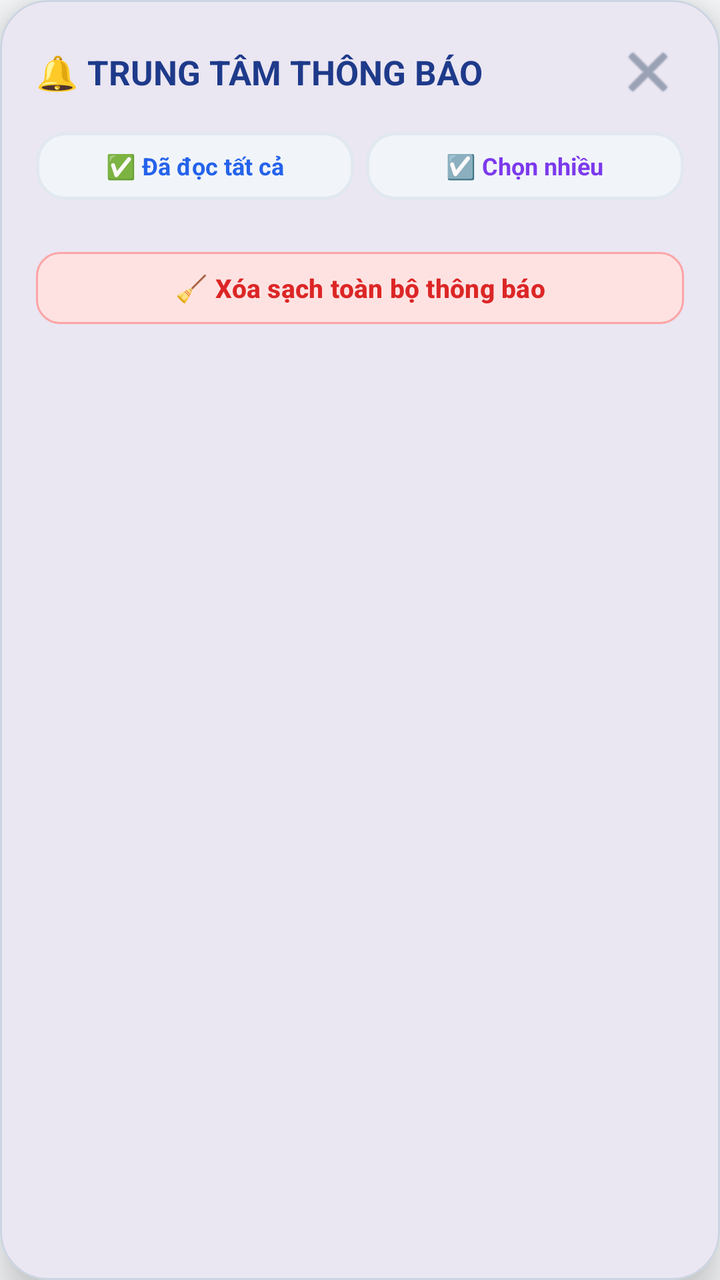
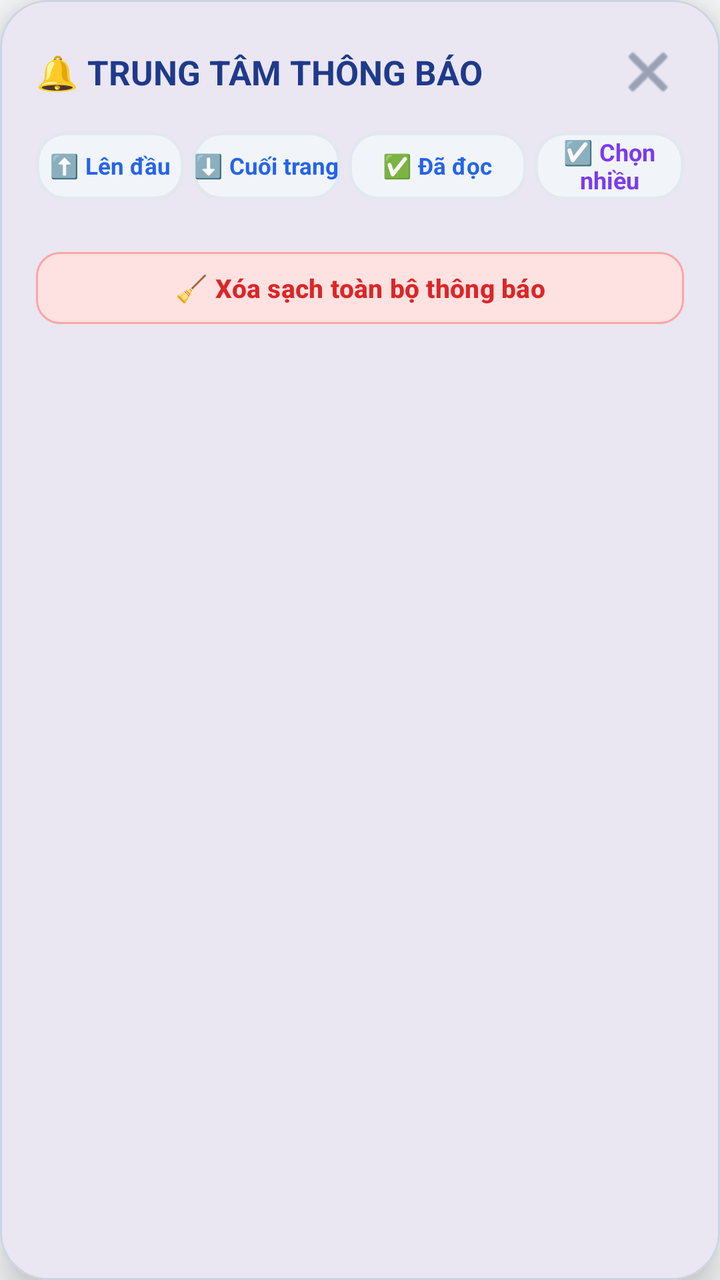

Compare the two renders of this Android layout. The source of the first and the diff that turns it into the second are given below.
<!-- AndroidManifest.xml: application theme Theme.LectuPlan -->
<!-- res/layout/dialog_notification_center.xml -->
<?xml version="1.0" encoding="utf-8"?>
<com.google.android.material.card.MaterialCardView
    xmlns:android="http://schemas.android.com/apk/res/android"
    xmlns:app="http://schemas.android.com/apk/res-auto"
    android:layout_width="match_parent"
    android:layout_height="wrap_content"
    android:layout_margin="12dp"
    app:cardCornerRadius="24dp"
    app:cardElevation="12dp"
    app:strokeWidth="1dp"
    app:strokeColor="@color/border_default"
    app:cardBackgroundColor="@color/surface_card">

    <LinearLayout
        android:layout_width="match_parent"
        android:layout_height="wrap_content"
        android:orientation="vertical"
        android:padding="18dp">

        
        <LinearLayout
            android:layout_width="match_parent"
            android:layout_height="wrap_content"
            android:orientation="horizontal"
            android:gravity="center_vertical"
            android:layout_marginBottom="12dp">

            <TextView
                android:layout_width="0dp"
                android:layout_height="wrap_content"
                android:layout_weight="1"
                android:text="🔔 TRUNG TÂM THÔNG BÁO"
                android:textSize="17sp"
                android:textStyle="bold"
                android:textColor="@color/tab_header_title" />

            <ImageButton
                android:id="@+id/btnCloseNotifCenterTop"
                android:layout_width="36dp"
                android:layout_height="36dp"
                android:background="?android:attr/selectableItemBackgroundBorderless"
                android:contentDescription="Đóng"
                android:src="@android:drawable/ic_menu_close_clear_cancel"
                app:tint="@color/nav_item_unselected_tint" />
        </LinearLayout>

        
        <LinearLayout
            android:id="@+id/layoutNotifTopActions"
            android:layout_width="match_parent"
            android:layout_height="wrap_content"
            android:orientation="horizontal"
            android:gravity="center_vertical"
            android:layout_marginBottom="10dp">

            <TextView
                android:id="@+id/btnMarkAllRead"
                android:layout_width="0dp"
                android:layout_height="34dp"
                android:layout_weight="1"
                android:background="@drawable/bg_search_input"
                android:gravity="center"
                android:text="✅ Đã đọc tất cả"
                android:textColor="#2563EB"
                android:textSize="12sp"
                android:textStyle="bold"
                android:clickable="true"
                android:focusable="true"
                android:layout_marginEnd="6dp" />

            <TextView
                android:id="@+id/btnEnableNotifMultiSelect"
                android:layout_width="0dp"
                android:layout_height="34dp"
                android:layout_weight="1"
                android:background="@drawable/bg_search_input"
                android:gravity="center"
                android:text="☑️ Chọn nhiều"
                android:textColor="@color/accent_purple"
                android:textSize="12sp"
                android:textStyle="bold"
                android:clickable="true"
                android:focusable="true" />
        </LinearLayout>

        
        <com.google.android.material.card.MaterialCardView
            android:id="@+id/layoutNotifMultiSelectBar"
            android:layout_width="match_parent"
            android:layout_height="wrap_content"
            android:visibility="gone"
            android:layout_marginBottom="10dp"
            app:cardCornerRadius="12dp"
            app:cardElevation="2dp"
            app:cardBackgroundColor="#FEF2F2"
            app:strokeColor="#FCA5A5"
            app:strokeWidth="1dp">

            <LinearLayout
                android:layout_width="match_parent"
                android:layout_height="wrap_content"
                android:orientation="horizontal"
                android:gravity="center_vertical"
                android:padding="8dp">

                <TextView
                    android:id="@+id/tvNotifSelectedCount"
                    android:layout_width="0dp"
                    android:layout_height="wrap_content"
                    android:layout_weight="1"
                    android:text="Đã chọn: 0"
                    android:textColor="#991B1B"
                    android:textSize="12sp"
                    android:textStyle="bold"
                    android:paddingStart="6dp" />

                <Button
                    android:id="@+id/btnNotifSelectAll"
                    android:layout_width="wrap_content"
                    android:layout_height="32dp"
                    android:text="Tất cả"
                    android:textSize="11sp"
                    android:backgroundTint="#EF4444"
                    android:textColor="#FFFFFF"
                    app:cornerRadius="6dp"
                    android:layout_marginEnd="4dp" />

                <Button
                    android:id="@+id/btnNotifBatchDelete"
                    android:layout_width="wrap_content"
                    android:layout_height="32dp"
                    android:text="🔴 Xóa"
                    android:textSize="11sp"
                    android:backgroundTint="#DC2626"
                    android:textColor="#FFFFFF"
                    app:cornerRadius="6dp"
                    android:layout_marginEnd="4dp" />

                <Button
                    android:id="@+id/btnNotifCancelMultiSelect"
                    android:layout_width="wrap_content"
                    android:layout_height="32dp"
                    android:text="Hủy"
                    android:textSize="11sp"
                    android:backgroundTint="#64748B"
                    android:textColor="#FFFFFF"
                    app:cornerRadius="6dp" />
            </LinearLayout>
        </com.google.android.material.card.MaterialCardView>

        
        <androidx.recyclerview.widget.RecyclerView
            android:id="@+id/rvNotifications"
            android:layout_width="match_parent"
            android:layout_height="0dp"
            android:layout_weight="1"
            android:scrollbars="vertical"
            android:layout_marginBottom="12dp" />

        <TextView
            android:id="@+id/tvNotifEmpty"
            android:layout_width="match_parent"
            android:layout_height="0dp"
            android:layout_weight="1"
            android:gravity="center"
            android:text="🔔 Chưa có thông báo nào."
            android:textColor="@color/text_tertiary"
            android:textSize="14sp"
            android:visibility="gone" />

        
        <Button
            android:id="@+id/btnClearAllNotifs"
            android:layout_width="match_parent"
            android:layout_height="44dp"
            android:text="🧹 Xóa sạch toàn bộ thông báo"
            android:textColor="#DC2626"
            android:backgroundTint="#FEE2E2"
            android:textSize="13sp"
            android:textStyle="bold"
            style="?attr/materialButtonOutlinedStyle"
            app:strokeColor="#FCA5A5"
            app:strokeWidth="1dp"
            app:cornerRadius="12dp" />

    </LinearLayout>
</com.google.android.material.card.MaterialCardView>
<!-- resources referenced by this layout -->
<resources>
  <color name="accent_purple">#7C3AED</color>
  <color name="border_default">#CBD5E1</color>
  <color name="nav_item_unselected_tint">#64748B</color>
  <color name="surface_card">#FFFFFF</color>
  <color name="tab_header_title">#1E3A8A</color>
  <color name="text_tertiary">#64748B</color>
  <!-- drawable bg_search_input (drawable) -->
  <?xml version="1.0" encoding="utf-8"?>
  <shape xmlns:android="http://schemas.android.com/apk/res/android"
      android:shape="rectangle">
      <solid android:color="@color/surface_card_secondary" />
      <corners android:radius="14dp" />
      <stroke
          android:width="1.5dp"
          android:color="@color/border_subtle" />
  </shape>
  <style name="Theme.LectuPlan" parent="Base.Theme.LectuPlan" />
  <color name="surface_card_secondary">#F1F5F9</color>
  <color name="border_subtle">#E2E8F0</color>
  <style name="Base.Theme.LectuPlan" parent="Theme.Material3.DayNight.NoActionBar">
          <item name="android:windowBackground">@color/window_background</item>
          <item name="colorSurface">@color/surface_card</item>
          <item name="colorOnSurface">@color/text_primary</item>
          <item name="colorSurfaceVariant">@color/surface_card_secondary</item>
          <item name="colorOnSurfaceVariant">@color/text_secondary</item>
          
          <item name="android:windowLightStatusBar" tools:targetApi="23">true</item>
          <item name="android:windowLightNavigationBar" tools:targetApi="27">true</item>
      </style>
  <color name="window_background">#F8FAFC</color>
  <color name="text_primary">#0F172A</color>
  <color name="text_secondary">#475569</color>
</resources>

<!-- the commit's change to res/layout/dialog_notification_center.xml (unified diff, before → after) -->
@@ -54,19 +54,49 @@
             android:layout_marginBottom="10dp">
 
             <TextView
+                android:id="@+id/btnNotifScrollTop"
+                android:layout_width="0dp"
+                android:layout_height="34dp"
+                android:layout_weight="1"
+                android:background="@drawable/bg_search_input"
+                android:gravity="center"
+                android:text="⬆️ Lên đầu"
+                android:textColor="@color/accent_blue"
+                android:textSize="11.5sp"
+                android:textStyle="bold"
+                android:clickable="true"
+                android:focusable="true"
+                android:layout_marginEnd="4dp" />
+
+            <TextView
+                android:id="@+id/btnNotifScrollBottom"
+                android:layout_width="0dp"
+                android:layout_height="34dp"
+                android:layout_weight="1"
+                android:background="@drawable/bg_search_input"
+                android:gravity="center"
+                android:text="⬇️ Cuối trang"
+                android:textColor="@color/accent_blue"
+                android:textSize="11.5sp"
+                android:textStyle="bold"
+                android:clickable="true"
+                android:focusable="true"
+                android:layout_marginEnd="4dp" />
+
+            <TextView
                 android:id="@+id/btnMarkAllRead"
                 android:layout_width="0dp"
                 android:layout_height="34dp"
-                android:layout_weight="1"
-                android:background="@drawable/bg_search_input"
-                android:gravity="center"
-                android:text="✅ Đã đọc tất cả"
+                android:layout_weight="1.2"
+                android:background="@drawable/bg_search_input"
+                android:gravity="center"
+                android:text="✅ Đã đọc"
                 android:textColor="#2563EB"
-                android:textSize="12sp"
+                android:textSize="11.5sp"
                 android:textStyle="bold"
                 android:clickable="true"
                 android:focusable="true"
-                android:layout_marginEnd="6dp" />
+                android:layout_marginEnd="4dp" />
 
             <TextView
                 android:id="@+id/btnEnableNotifMultiSelect"
<!-- resource entries referenced after the edit -->
@@ -1,5 +1,6 @@
 <!-- resources referenced by this layout -->
 <resources>
+  <color name="accent_blue">#2563EB</color>
   <color name="accent_purple">#7C3AED</color>
   <color name="border_default">#CBD5E1</color>
   <color name="nav_item_unselected_tint">#64748B</color>
